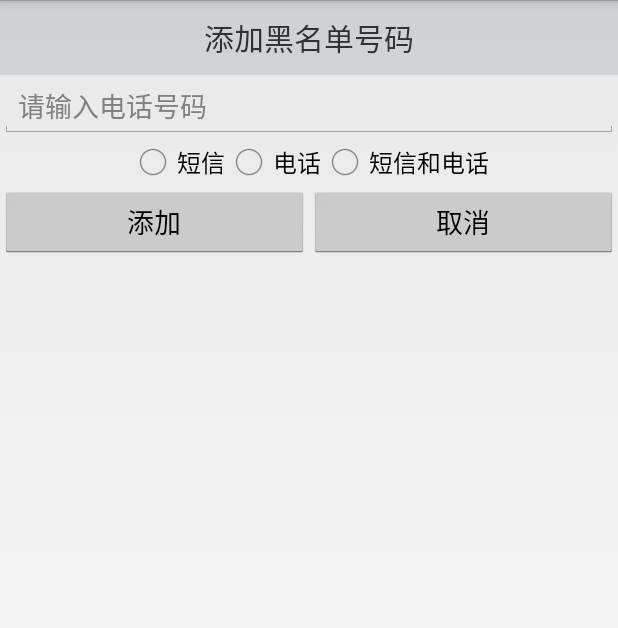
After one commit to linson0116/phonesafe, an Android app: the layout dialog_blacknumber_add.xml on its own in the app's theme, with its tools: preview values and no code run, on a phone screen of 412 x 824 dp. The commit adds this screen. Shown: the top 628 px of the screen. Run offline under Robolectric (Android 15) with nearby library versions, the phone set to English and light mode, and no system bars.

Commit message:
1.5 20161010 1649

```diff
--- a/app/src/main/AndroidManifest.xml
+++ b/app/src/main/AndroidManifest.xml
@@ -66,7 +66,8 @@
 
         <activity
             android:name=".activity.RocketBackground"
-            android:theme="@android:style/Theme.Translucent.NoTitleBar"></activity>
+            android:theme="@android:style/Theme.Translucent.NoTitleBar" />
+        <activity android:name=".activity.BlackNameActivity"></activity>
     </application>
 
 </manifest>
--- /dev/null
+++ b/app/src/main/res/drawable/selector_btn_delete_bg.xml
@@ -0,0 +1,5 @@
+<?xml version="1.0" encoding="utf-8"?>
+<selector xmlns:android="http://schemas.android.com/apk/res/android">
+    <item android:drawable="@drawable/main_clean_icon_pressed" android:state_pressed="true"></item>
+    <item android:drawable="@drawable/main_clean_icon"></item>
+</selector>
--- /dev/null
+++ b/app/src/main/res/layout/dialog_blacknumber_add.xml
@@ -0,0 +1,65 @@
+<?xml version="1.0" encoding="utf-8"?>
+<LinearLayout xmlns:android="http://schemas.android.com/apk/res/android"
+    android:layout_width="match_parent"
+    android:layout_height="match_parent"
+    android:orientation="vertical">
+
+    <TextView
+        android:layout_width="match_parent"
+        android:layout_height="wrap_content"
+        android:background="#22334455"
+        android:gravity="center"
+        android:paddingBottom="10dp"
+        android:paddingTop="10dp"
+        android:text="添加黑名单号码"
+        android:textSize="20sp" />
+
+    <EditText
+        android:layout_width="match_parent"
+        android:layout_height="wrap_content"
+        android:hint="请输入电话号码"
+        android:inputType="phone" />
+
+    <RadioGroup
+        android:id="@+id/rg_mode"
+        android:layout_width="match_parent"
+        android:layout_height="wrap_content"
+
+        android:gravity="center"
+        android:orientation="horizontal">
+
+        <RadioButton
+            android:layout_width="wrap_content"
+            android:layout_height="wrap_content"
+            android:text="短信" />
+
+        <RadioButton
+            android:layout_width="wrap_content"
+            android:layout_height="wrap_content"
+            android:text="电话" />
+
+        <RadioButton
+            android:layout_width="wrap_content"
+            android:layout_height="wrap_content"
+            android:text="短信和电话" />
+    </RadioGroup>
+
+    <LinearLayout
+        android:layout_width="match_parent"
+        android:layout_height="wrap_content">
+
+        <Button
+            android:id="@+id/btn_add"
+            android:layout_width="0dp"
+            android:layout_height="wrap_content"
+            android:layout_weight="1"
+            android:text="添加" />
+
+        <Button
+            android:id="@+id/btn_cancel"
+            android:layout_width="0dp"
+            android:layout_height="wrap_content"
+            android:layout_weight="1"
+            android:text="取消" />
+    </LinearLayout>
+</LinearLayout>
--- a/app/src/main/res/values/styles.xml
+++ b/app/src/main/res/values/styles.xml
@@ -13,7 +13,8 @@
         <!--android:background="#50f0"-->
         <item name="android:padding">10dp</item>
         <item name="android:textSize">20sp</item>
-        <item name="android:textAlignment">center</item>
+        <!--<item name="android:textAlignment">center</item>-->
+        <item name="android:gravity">center</item>
         <item name="android:background">#50f0</item>
     </style>
 
```
Also changed, not shown: app/src/main/java/com/linson/phonesafe/activity/BlackNameActivity.java (added, +131 -0 lines), app/src/main/java/com/linson/phonesafe/activity/HomeActivity.java (+9 -1 lines), app/src/main/java/com/linson/phonesafe/activity/SettingActivity.java (+3 -4 lines), app/src/main/java/com/linson/phonesafe/db/BlackNumberOpenHelper.java (added, +29 -0 lines), app/src/main/java/com/linson/phonesafe/db/dao/BlackNumberDao.java (added, +73 -0 lines), app/src/main/java/com/linson/phonesafe/db/domain/BlackNumberInfo.java (added, +19 -0 lines), app/src/main/java/com/linson/phonesafe/service/PhoneStatusService.java (+13 -8 lines), app/src/main/res/layout/activity_black_name.xml (added, +35 -0 lines), app/src/main/res/layout/black_name_item.xml (added, +27 -0 lines), app/src/main/res/layout/toast_phone.xml (+8 -6 lines), app/src/main/res/drawable/main_clean_icon.png (added), app/src/main/res/drawable/main_clean_icon_pressed.png (added), 2 other files.
